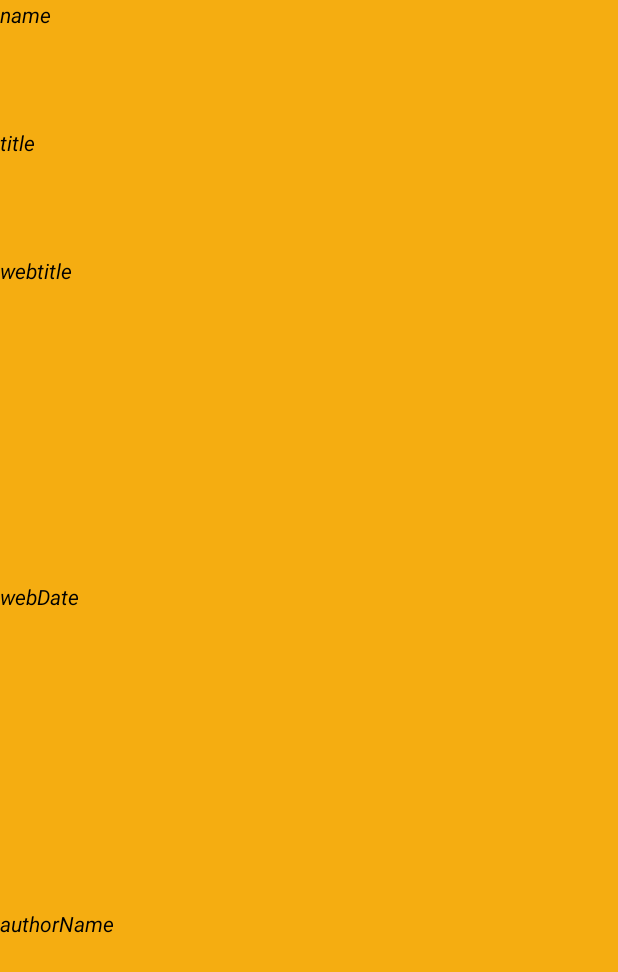
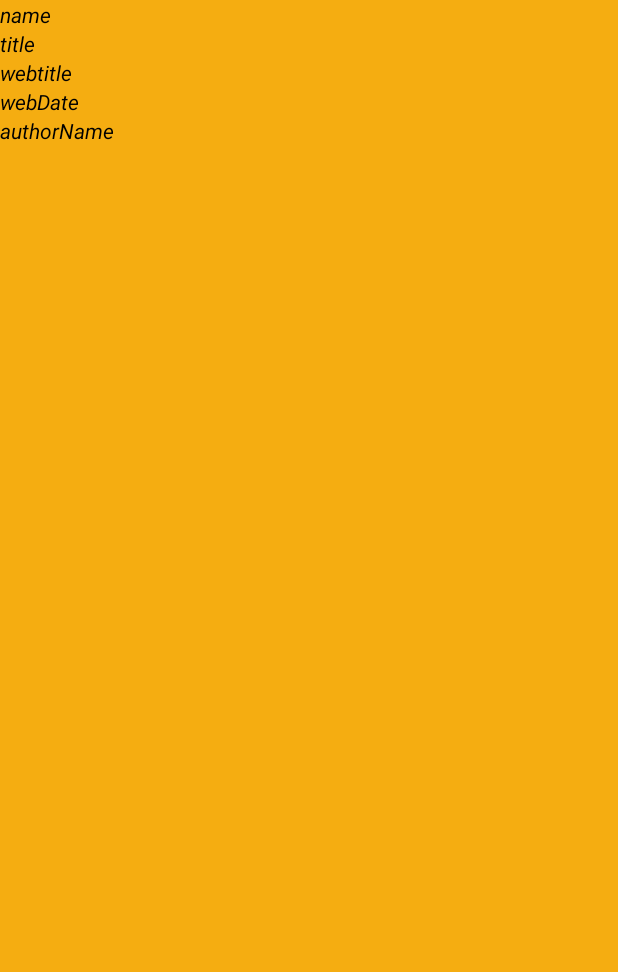
Before and after one commit to AZamalzoheir/NewsApp, an Android app: the layout newsinfo_list_item.xml on its own in the app's theme, with its tools: preview values and no code run, on a phone screen of 412 x 824 dp. Shown: the top 972 px of the screen. Run offline under Robolectric (Android 15) with nearby library versions, the phone set to English and light mode, and no system bars.

Commit message:
fourth commit

```diff
--- a/app/src/main/res/layout/newsinfo_list_item.xml
+++ b/app/src/main/res/layout/newsinfo_list_item.xml
@@ -9,44 +9,39 @@
         android:id="@+id/title_of_article"
         android:layout_width="wrap_content"
         android:layout_height="wrap_content"
-        android:layout_weight="2"
         android:text="name"
-        android:textColor="@android:color/black"
+        android:textColor="@color/textColor"
         android:textStyle="italic" />
 
     <TextView
         android:id="@+id/name_of_section"
         android:layout_width="wrap_content"
         android:layout_height="wrap_content"
-        android:layout_weight="2"
         android:text="title"
-        android:textColor="@android:color/black"
+        android:textColor="@color/textColor"
         android:textStyle="italic" />
 
     <TextView
         android:id="@+id/web_title"
         android:layout_width="wrap_content"
         android:layout_height="wrap_content"
-        android:layout_weight="6"
         android:text="webtitle"
-        android:textColor="@android:color/black"
+        android:textColor="@color/textColor"
         android:textStyle="italic" />
 
     <TextView
         android:id="@+id/web_publishing_date"
         android:layout_width="wrap_content"
         android:layout_height="wrap_content"
-        android:layout_weight="6"
         android:text="webDate"
-        android:textColor="@android:color/black"
+        android:textColor="@color/textColor"
         android:textStyle="italic" />
 
     <TextView
         android:id="@+id/author_name"
         android:layout_width="wrap_content"
         android:layout_height="wrap_content"
-        android:layout_weight="6"
         android:text="authorName"
-        android:textColor="@android:color/black"
+        android:textColor="@color/textColor"
         android:textStyle="italic" />
 </LinearLayout>
--- a/app/src/main/res/values/colors.xml
+++ b/app/src/main/res/values/colors.xml
@@ -3,4 +3,5 @@
     <color name="colorPrimary">#FD6B47</color>
     <color name="colorPrimaryDark">#FF552A</color>
     <color name="colorAccent">#FF552A</color>
+    <color name="textColor">#000000</color>
 </resources>
```
